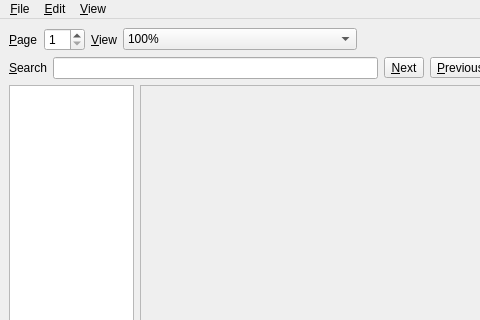
Above: UI/biblioteq_pdfreader.ui from textbrowser/biblioteq before the change; both pictures show x 0 to 480 and y 0 to 320 of the 600 by 800 pixel window. Below: the same form after it.
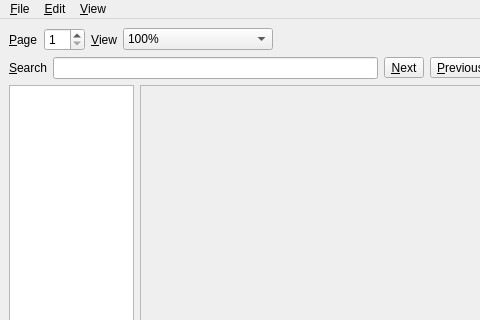
That is the form after the change. Icons and pictures are not drawn.

```diff
--- a/UI/biblioteq_pdfreader.ui
+++ b/UI/biblioteq_pdfreader.ui
@@ -53,18 +53,15 @@
       </item>
       <item>
        <widget class="QComboBox" name="view_size">
-        <property name="sizePolicy">
-         <sizepolicy hsizetype="Expanding" vsizetype="Fixed">
-          <horstretch>0</horstretch>
-          <verstretch>0</verstretch>
-         </sizepolicy>
-        </property>
         <property name="currentIndex">
          <number>4</number>
         </property>
         <property name="sizeAdjustPolicy">
          <enum>QComboBox::AdjustToContents</enum>
         </property>
+        <property name="minimumContentsLength">
+         <number>15</number>
+        </property>
         <item>
          <property name="text">
           <string>50%</string>
```
